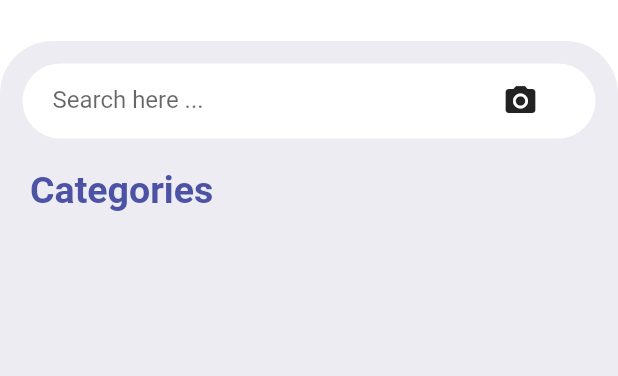
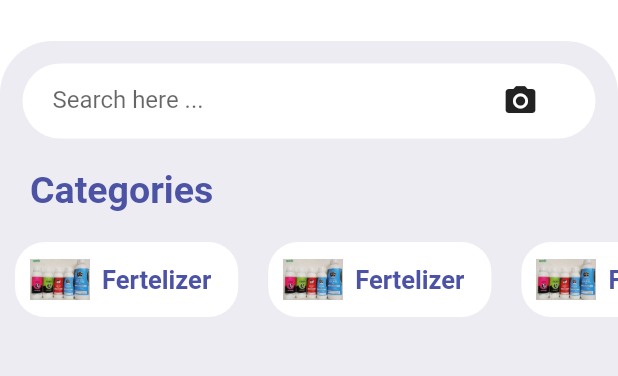
Before and after one commit to KimtaiKogoKevin/Mkuulima, a Flutter app: the screen it shows after launch, on a phone screen of 412 x 824 dp, the part 82-458 px from its top. Run offline on Flutter 3.47's test engine with Material 2 defaults, Android fonts, the phone set to English and light mode, and no system bars; drawn by our look-alikes of badges.

Commit message:
ui contunied

```diff
--- a/lib/Pages/homepage.dart
+++ b/lib/Pages/homepage.dart
@@ -1,5 +1,7 @@
 import 'package:flutter/material.dart';
 import 'package:mkuulima/widgets/home_app_bar.dart';
+
+import '../widgets/categories_widget.dart';
 
 class HomePage extends StatelessWidget {
   const HomePage({Key? key}) : super(key: key);
@@ -49,7 +51,7 @@ class HomePage extends StatelessWidget {
                   Container(
                     alignment: Alignment.centerLeft,
                     margin: EdgeInsets.symmetric(vertical: 20, horizontal: 20),
-                    child: Text(
+                    child: const Text(
                       "Categories",
                       style: TextStyle(
                           fontSize: 25,
@@ -58,7 +60,7 @@ class HomePage extends StatelessWidget {
                     ),
                   ),
                   //Categories
-                  // CategoriesWidget(),
+                   CategoriesWidget(),
                 ],
               ))
         ],
--- a/lib/widgets/categories_widget.dart
+++ b/lib/widgets/categories_widget.dart
@@ -0,0 +1,42 @@
+import 'package:flutter/material.dart';
+
+class CategoriesWidget extends StatelessWidget {
+  const CategoriesWidget({Key? key}) : super(key: key);
+
+  @override
+  Widget build(BuildContext context) {
+    return SingleChildScrollView(
+      scrollDirection: Axis.horizontal,
+      child: Row(children: [
+        for (int i = 1; i < 8; ++i)
+          Container(
+            margin: EdgeInsets.symmetric(horizontal: 10),
+            padding: EdgeInsets.symmetric(vertical: 5, horizontal: 10),
+            decoration: BoxDecoration(
+                color: Colors.white, borderRadius: BorderRadius.circular(20)),
+            child: Row(
+              crossAxisAlignment: CrossAxisAlignment.center,
+              children: [
+                Image.asset(
+                  "images/1.jpg",
+                  width: 40,
+                  height: 40,
+                ),
+                Padding(
+                  padding: const EdgeInsets.all(8.0),
+                  child: Text(
+                    "Fertelizer",
+                    style: TextStyle(
+                      fontWeight: FontWeight.bold,
+                      fontSize: 17,
+                      color: Color(0xFF4C53A5),
+                    ),
+                  ),
+                )
+              ],
+            ),
+          )
+      ]),
+    );
+  }
+}
```
Also changed, not shown: pubspec.yaml (+3 -4 lines), images/1.jpg (added).
